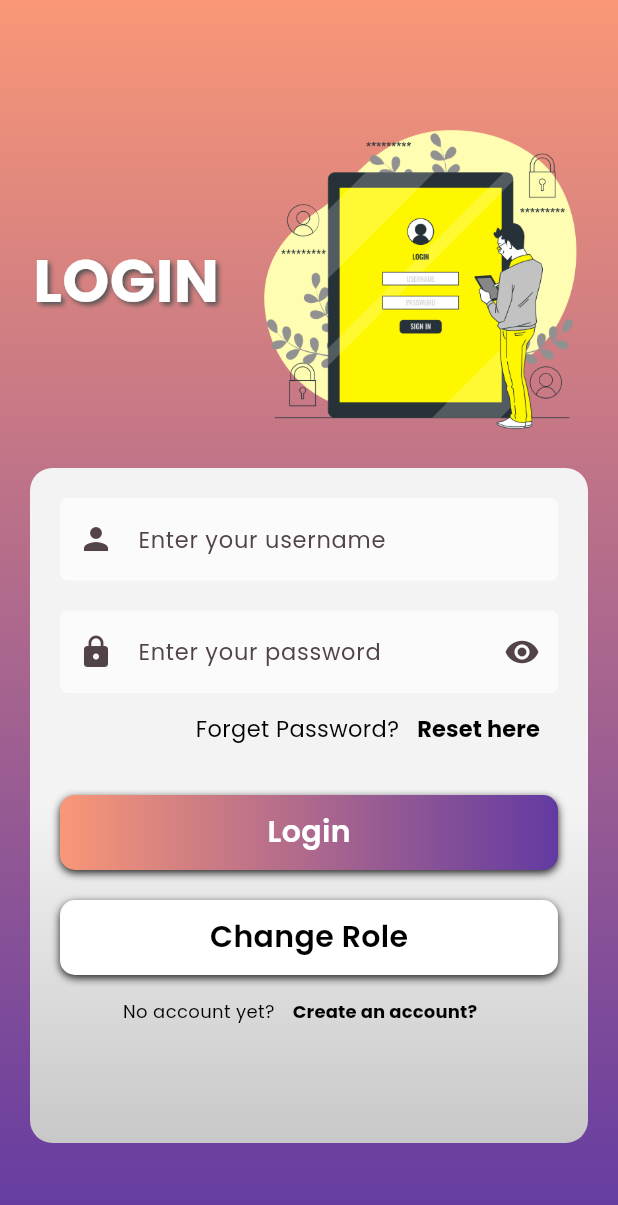
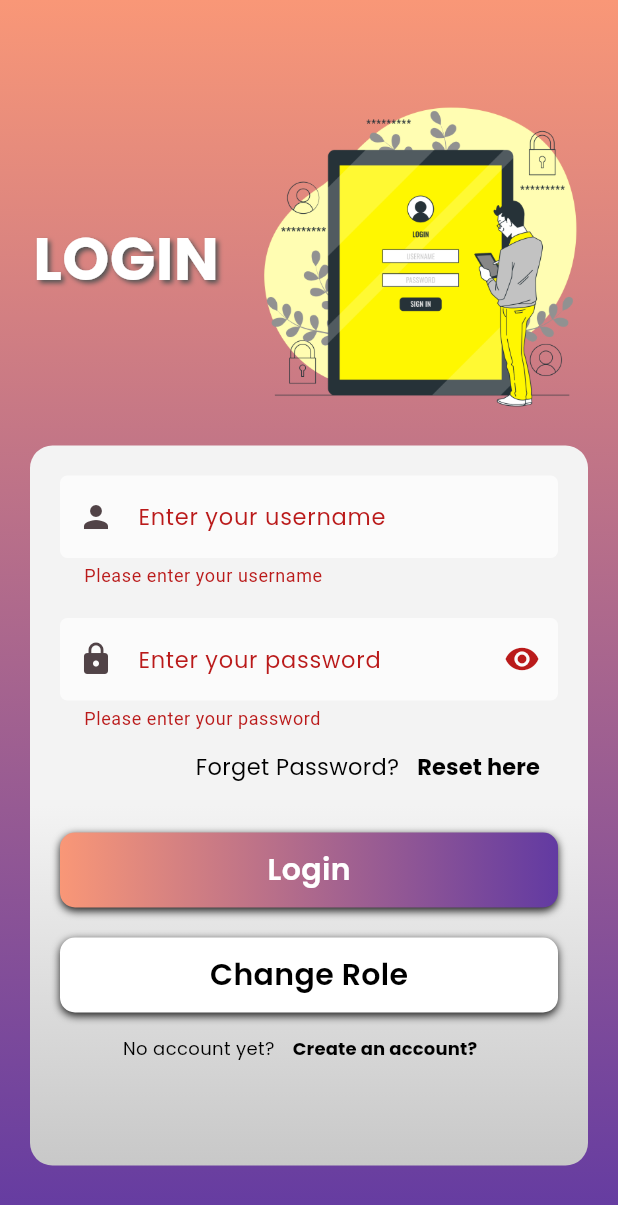
Before and after one commit to WeiHen01/Career_Connect, a Flutter app: the LoginPage screen opened directly, after a tap on "Login", on a phone screen of 412 x 824 dp. Shown: the top 1205 px of the screen. Run offline on Flutter 3.47's test engine with Material 3 defaults, Android fonts, the phone set to English and light mode, and no system bars; our stand-ins replace circle_nav_bar, dotted_border, file_picker, fl_chart, fluttertoast, google_fonts and 3 more; missing offline and left inert: art_sweetalert, onesignal_flutter, syncfusion_flutter_pdfviewer; accounts and stored records are empty.

Commit message:
Enhance login

```diff
--- a/lib/view/user/login.dart
+++ b/lib/view/user/login.dart
@@ -103,27 +103,14 @@ class _LoginPageState extends State<LoginPage> {
   }
 
 
+
+
   /**
    * User login web service function
    */
   Future login() async{
-
-    /**
-     * validation
-     */
-    if(usernameTextCtrl.text == "" || passwordTextCtrl.text == ""){
-
-      ArtSweetAlert.show(
-          context: context,
-          artDialogArgs: ArtDialogArgs(
-            type: ArtSweetAlertType.danger,
-            title: "EMPTY INPUT!",
-            text: "Both text fields cannot be blank!",
-          )
-      );
-
-    }
-    else {
+    // Validate the form fields
+    if (_formKey.currentState!.validate()) {
       /**
        * Here we request web service using URL API
        * for login module
@@ -223,11 +210,30 @@ class _LoginPageState extends State<LoginPage> {
           fontSize: 16.0,
         );
       }
+
+    }
+    else {
+      /**
+       * validation
+       */
+      if(usernameTextCtrl.text == "" || passwordTextCtrl.text == ""){
+
+        ArtSweetAlert.show(
+            context: context,
+            artDialogArgs: ArtDialogArgs(
+              type: ArtSweetAlertType.danger,
+              title: "EMPTY INPUT!",
+              text: "Both text fields cannot be blank!",
+            )
+        );
       }
     }
 
 
 
+  }
+
+  final GlobalKey<FormState> _formKey = GlobalKey<FormState>();
 
   /**
    * Functions for Soft delete account
@@ -303,6 +309,8 @@ class _LoginPageState extends State<LoginPage> {
         ),
         child: Center(
           child: SingleChildScrollView(
+            child: Form(
+              key: _formKey,
               child: Column(
                 children: [
                   Row(
@@ -344,7 +352,7 @@ class _LoginPageState extends State<LoginPage> {
                          */
                         child: Container(
                             padding: EdgeInsets.all(20),
-                          height: 450,
+                            height: 480,
                             width: double.infinity,
                             decoration: BoxDecoration(
                                 gradient: LinearGradient(
@@ -360,8 +368,14 @@ class _LoginPageState extends State<LoginPage> {
                                 /**
                                  * The Username Field
                                  */
-                              TextField(
+                                TextFormField(
                                   controller: usernameTextCtrl,
+                                  validator: (value) {
+                                    if (value!.isEmpty) {
+                                      return 'Please enter your username';
+                                    }
+                                    return null;
+                                  },
                                   decoration: InputDecoration(
                                     //errorText: 'Please enter a valid value',
                                       prefixIcon: Icon(Icons.person),
@@ -391,12 +405,17 @@ class _LoginPageState extends State<LoginPage> {
                                 /**
                                  * The Password Field
                                  */
-                              TextField(
+                                TextFormField(
+                                  validator: (value) {
+                                    if (value!.isEmpty) {
+                                      return 'Please enter your password';
+                                    }
+                                    return null;
+                                  },
                                   // Hide text when _password is false
                                   obscureText: !_password,
                                   controller: passwordTextCtrl,
                                   decoration: InputDecoration(
-                                  //errorText: 'Please enter a valid value',
                                       filled: true,
                                       fillColor: Colors.white70,
                                       prefixIcon: Icon(Icons.lock),
@@ -564,6 +583,7 @@ class _LoginPageState extends State<LoginPage> {
             ),
           ),
         ),
+      ),
 
     );
   }
```
Also changed, not shown: lib/view/admin/adminlogin.dart (+43 -30 lines), lib/view/company/Company Login.dart (+35 -21 lines). Lines whose indentation alone changed are shown as unchanged.
